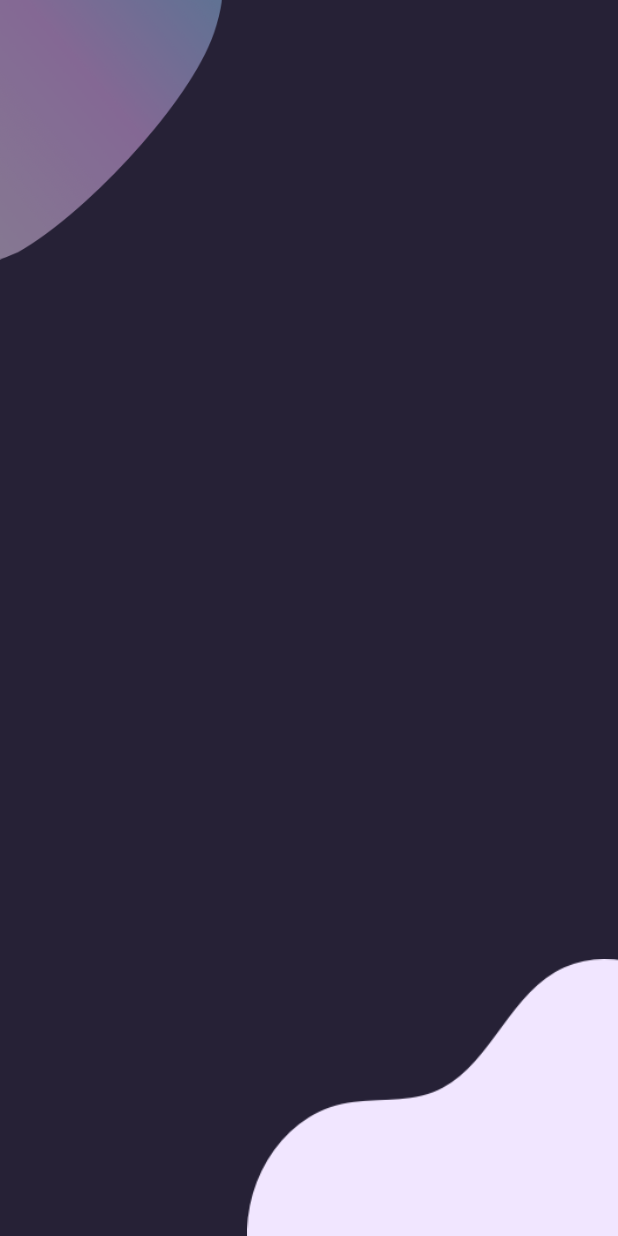
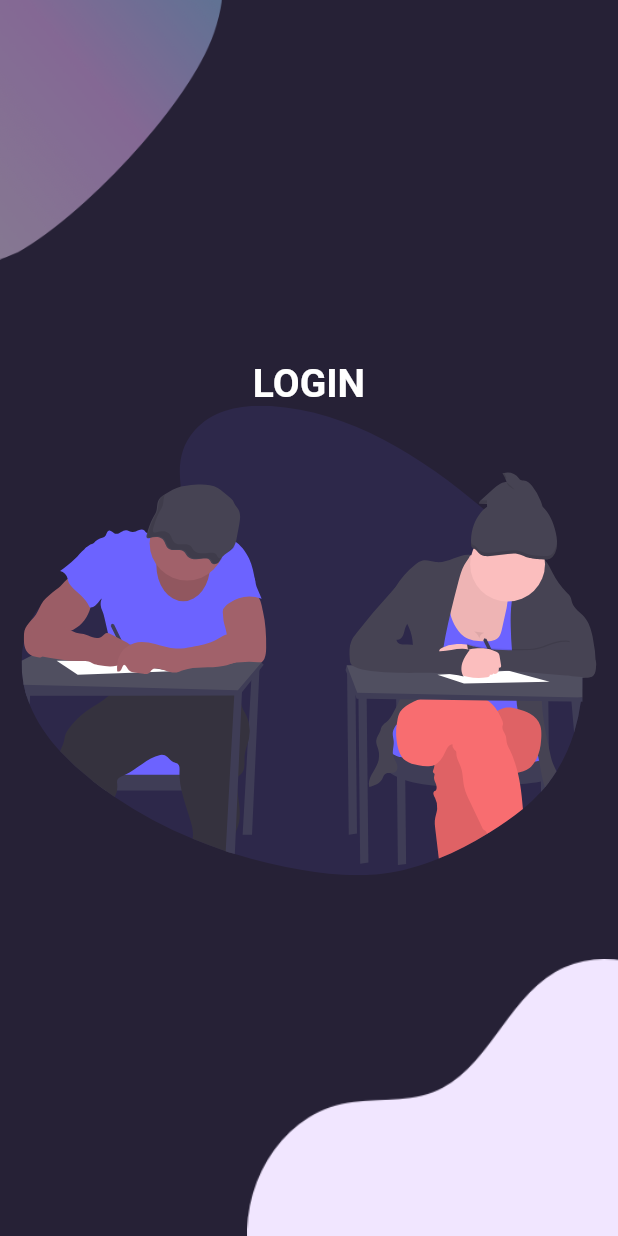
Before and after one commit to hmartiins/Git-Book, a Flutter app: the screen it shows after launch, after a tap on "LOGIN", on a phone screen of 412 x 824 dp. Run offline on Flutter 3.47's test engine with Material 2 defaults, Android fonts, the phone set to English and light mode, and no system bars; our stand-ins replace flutter_svg.

Commit message:
style(mobile): adding assets on the login screen

```diff
--- a/mobile/lib/pages/Login/components/body.dart
+++ b/mobile/lib/pages/Login/components/body.dart
@@ -1,4 +1,5 @@
 import 'package:flutter/material.dart';
+import 'package:flutter_svg/flutter_svg.dart';
 import 'package:mobile/pages/Login/components/background.dart';
 
 class Body extends StatelessWidget {
@@ -8,9 +9,24 @@ class Body extends StatelessWidget {
 
   @override
   Widget build(BuildContext context) {
+    Size size = MediaQuery.of(context).size;
     return Background(
       child: Column(
-        children: <Widget>[],
+        mainAxisAlignment: MainAxisAlignment.center,
+        children: <Widget>[
+          Text(
+            "LOGIN",
+            style: TextStyle(
+              fontWeight: FontWeight.bold,
+              color: Colors.white,
+              fontSize: 26,
+            ),
+          ),
+          SvgPicture.asset(
+            "assets/img/loginAsset.svg",
+            height: size.height * 0.38,
+          )
+        ],
       ),
     );
   }
```
